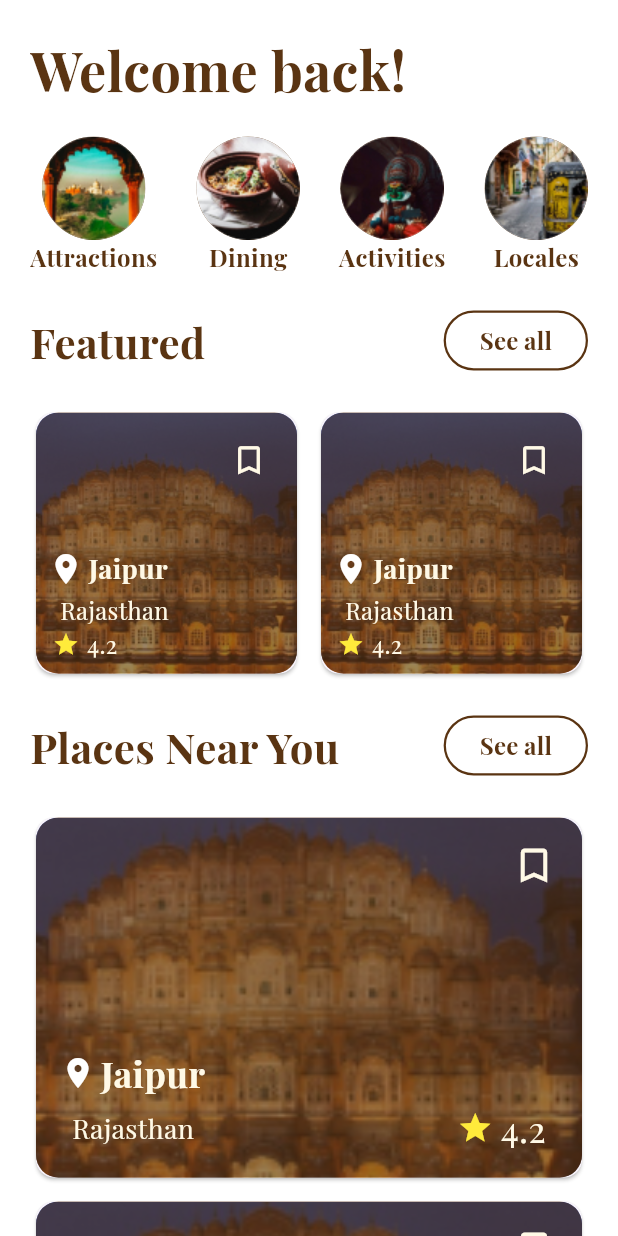
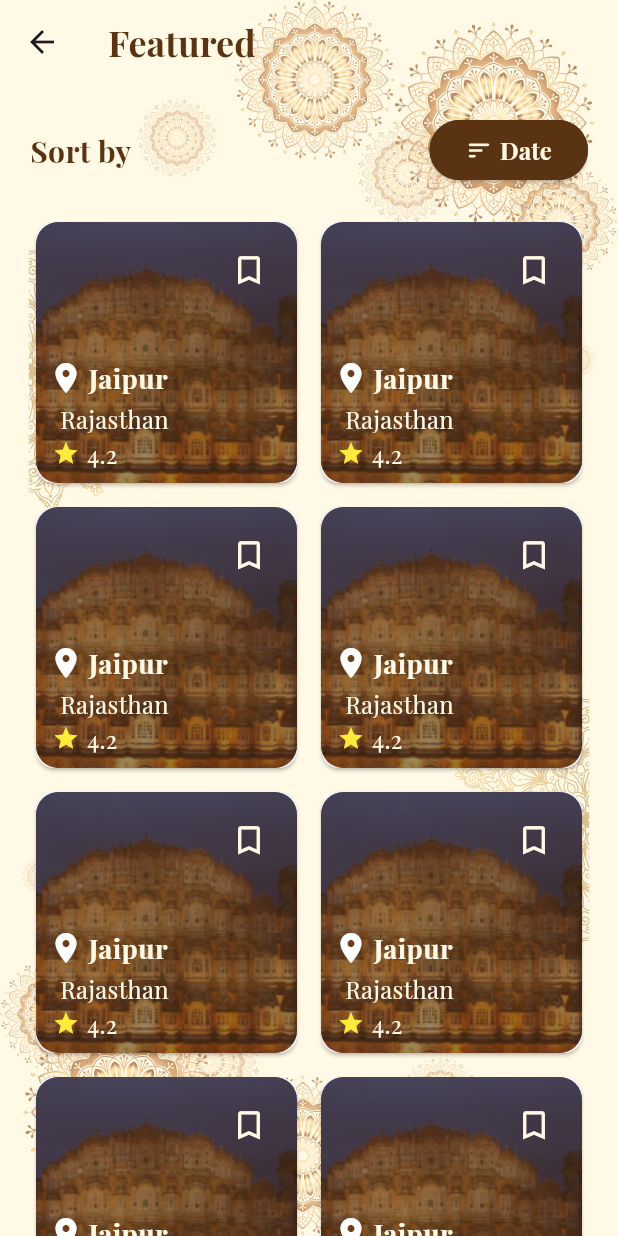
Before and after one commit to janviguliyan/bharat-darshan2.0, a Flutter app: the Home screen opened by its route, after a tap on "See all", on a phone screen of 412 x 824 dp. Run offline on Flutter 3.47's test engine with Material 3 defaults, Android fonts, the phone set to English and light mode, and no system bars; our stand-ins replace cloud_firestore, firebase_auth, firebase_core, flutter_svg, go_router, google_fonts and 1 more; accounts and stored records are empty; generated files the repository leaves out were written again.

Commit message:
feat/list: implemented list UI, added list screen

```diff
--- a/lib/routes/router_config.dart
+++ b/lib/routes/router_config.dart
@@ -80,26 +80,26 @@ class MyAppRouter {
         builder: (context, state) => const BlogScreen(),
       ),
 
-      ShellRoute(
-        navigatorKey: _shellNavigator,
-        builder: (context, state, child) {
-          return Home(
-            key: state.pageKey,
-          );
-        },
-        routes: [
-          GoRoute(
-            path: '/placeDetails',
-            pageBuilder: (context, state) {
-              return NoTransitionPage(
-                child: PlaceDetails(
-                  key: state.pageKey,
-                ),
-              );
-            },
-          ),
-        ],
-      ),
+      // ShellRoute(
+      //   navigatorKey: _shellNavigator,
+      //   builder: (context, state, child) {
+      //     return Home(
+      //       key: state.pageKey,
+      //     );
+      //   },
+      //   routes: [
+      //     GoRoute(
+      //       path: '/placeDetails',
+      //       pageBuilder: (context, state) {
+      //         return NoTransitionPage(
+      //           child: PlaceDetails(
+      //             key: state.pageKey,
+      //           ),
+      //         );
+      //       },
+      //     ),
+      //   ],
+      // ),
     ],
   );
 }
--- /dev/null
+++ b/lib/screens/child_screens/list_places.dart
@@ -0,0 +1,140 @@
+import 'package:bharat_darshan/bottom_nav.dart';
+import 'package:bharat_darshan/screens/child_screens/place_details.dart';
+import 'package:bharat_darshan/screens/parent_screens/home.dart';
+import 'package:flutter/material.dart';
+import 'package:flutter_svg/svg.dart';
+import 'package:go_router/go_router.dart';
+
+class ListScreen extends StatefulWidget {
+  const ListScreen({super.key, required this.title});
+
+  final String title;
+
+  @override
+  State<ListScreen> createState() => _ListScreenState();
+}
+
+class _ListScreenState extends State<ListScreen> {
+  @override
+  Widget build(BuildContext context) {
+    return Scaffold(
+      extendBodyBehindAppBar: true,
+      appBar: AppBar(
+        title: Text(
+          widget.title,
+          style: TextStyle(
+            color: Theme.of(context).primaryColor,
+            fontWeight: FontWeight.bold,
+            fontSize: 24,
+          ),
+        ),
+        backgroundColor: Colors.transparent,
+      ),
+      body: Stack(
+        children: [
+          // top
+          Align(
+            alignment: Alignment.topRight,
+            child: SvgPicture.asset('assets/bg_top2.svg'),
+          ),
+          // bottom
+          Align(
+            alignment: Alignment.bottomLeft,
+            child: SvgPicture.asset('assets/bg_bottom2.svg'),
+          ),
+          // body
+          SafeArea(
+            child: Padding(
+              padding: const EdgeInsets.only(
+                left: 20,
+                top: 20,
+                right: 20,
+              ),
+              child: SingleChildScrollView(
+                child: Column(
+                  mainAxisAlignment: MainAxisAlignment.start,
+                  crossAxisAlignment: CrossAxisAlignment.start,
+                  children: [
+                    Row(
+                      mainAxisAlignment: MainAxisAlignment.spaceBetween,
+                      children: [
+                        Text(
+                          'Sort by',
+                          style: TextStyle(
+                            fontSize: 20,
+                            color: Theme.of(context).primaryColor,
+                            fontWeight: FontWeight.bold,
+                          ),
+                        ),
+                        ElevatedButton(
+                          onPressed: () {
+                            print('See all pressed');
+                          },
+                          style: ElevatedButton.styleFrom(
+                            side: BorderSide(
+                              color: Theme.of(context).primaryColor,
+                              width: 1.5,
+                            ),
+                            backgroundColor: Theme.of(context).primaryColor,
+                          ),
+                          child: Row(
+                            children: [
+                              Icon(
+                                Icons.sort_rounded,
+                                color:
+                                    Theme.of(context).scaffoldBackgroundColor,
+                              ),
+                              const SizedBox(width: 5),
+                              Text(
+                                "Date",
+                                style: TextStyle(
+                                  fontSize: 16,
+                                  fontWeight: FontWeight.bold,
+                                  color:
+                                      Theme.of(context).scaffoldBackgroundColor,
+                                ),
+                              ),
+                            ],
+                          ),
+                        ),
+                      ],
+                    ),
+                    const SizedBox(height: 20),
+                    GridView.builder(
+                      gridDelegate:
+                          const SliverGridDelegateWithFixedCrossAxisCount(
+                        crossAxisCount: 2, // number of items in each row
+                        mainAxisSpacing: 8.0, // spacing between rows
+                        crossAxisSpacing: 8.0, // spacing between columns
+                        // childAspectRatio: 1.5,
+                      ),
+                      shrinkWrap: true,
+                      physics: const NeverScrollableScrollPhysics(),
+                      itemCount: 10,
+                      itemBuilder: (context, index) {
+                        final placeData = 2;
+                        return InkWell(
+                          onTap: () {
+                            print(
+                                "place data passed to open place details $placeData");
+                            Navigator.of(context).push(
+                              MaterialPageRoute(
+                                builder: (context) => PlaceDetails(),
+                              ),
+                            );
+                          },
+                          child: FeaturedItem(),
+                        );
+                      },
+                    ),
+                    const SizedBox(height: 20),
+                  ],
+                ),
+              ),
+            ),
+          ),
+        ],
+      ),
+    );
+  }
+}
--- a/lib/screens/parent_screens/home.dart
+++ b/lib/screens/parent_screens/home.dart
@@ -1,5 +1,6 @@
 import 'package:bharat_darshan/bottom_nav.dart';
 import 'package:bharat_darshan/routes/router_const.dart';
+import 'package:bharat_darshan/screens/child_screens/list_places.dart';
 import 'package:bharat_darshan/screens/parent_screens/favourite.dart';
 import 'package:bharat_darshan/screens/child_screens/place_details.dart';
 import 'package:bharat_darshan/screens/splash_screen.dart';
@@ -94,6 +95,12 @@ class _HomeState extends State<Home> {
                       OutlinedButton(
                         onPressed: () {
                           print('See all pressed');
+                          Navigator.of(context).push(
+                            MaterialPageRoute(
+                              builder: (context) =>
+                                  ListScreen(title: 'Featured'),
+                            ),
+                          );
                         },
                         style: OutlinedButton.styleFrom(
                           side: BorderSide(
@@ -155,6 +162,12 @@ class _HomeState extends State<Home> {
                       OutlinedButton(
                         onPressed: () {
                           print('See all pressed');
+                          Navigator.of(context).push(
+                            MaterialPageRoute(
+                              builder: (context) =>
+                                  ListScreen(title: 'Places Near You'),
+                            ),
+                          );
                         },
                         style: OutlinedButton.styleFrom(
                           side: BorderSide(
@@ -384,6 +397,11 @@ class _HomeState extends State<Home> {
                       OutlinedButton(
                         onPressed: () {
                           print('See all pressed');
+                          Navigator.of(context).push(
+                            MaterialPageRoute(
+                              builder: (context) => ListScreen(title: 'Recent'),
+                            ),
+                          );
                         },
                         style: OutlinedButton.styleFrom(
                           side: BorderSide(
@@ -429,19 +447,6 @@ class _HomeState extends State<Home> {
                       );
                     },
                   ),
-                  const SizedBox(height: 20),
-                  // place details
-                  ElevatedButton(
-                    onPressed: () {
-                      print('fav clicked');
-                      // context.go('/placeDetails');
-                      Navigator.of(context).push(
-                        MaterialPageRoute(
-                            builder: (context) => const PlaceDetails()),
-                      );
-                    },
-                    child: Text("place details"),
-                  ),
                   const SizedBox(height: 30),
                 ],
               ),
@@ -474,6 +479,11 @@ class _CategoryItemState extends State<CategoryItem> {
     return InkWell(
       onTap: () {
         print("clicked ${widget.label}");
+        Navigator.of(context).push(
+          MaterialPageRoute(
+            builder: (context) => ListScreen(title: widget.label),
+          ),
+        );
       },
       borderRadius: BorderRadius.circular(15),
       child: Column(
```
